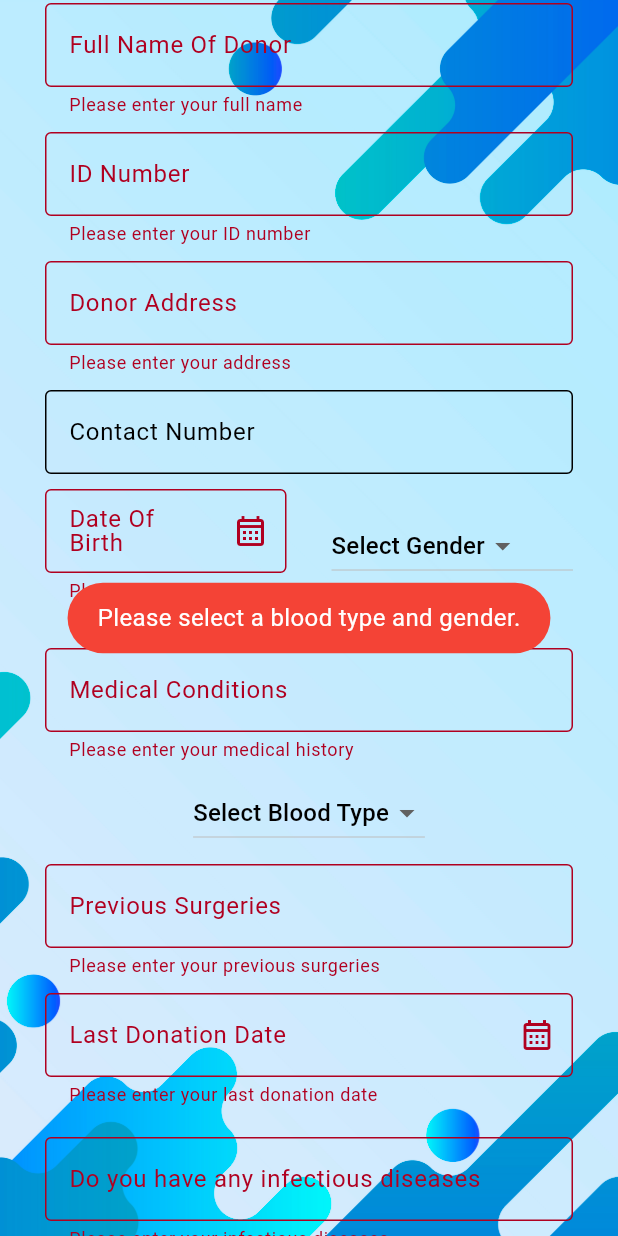
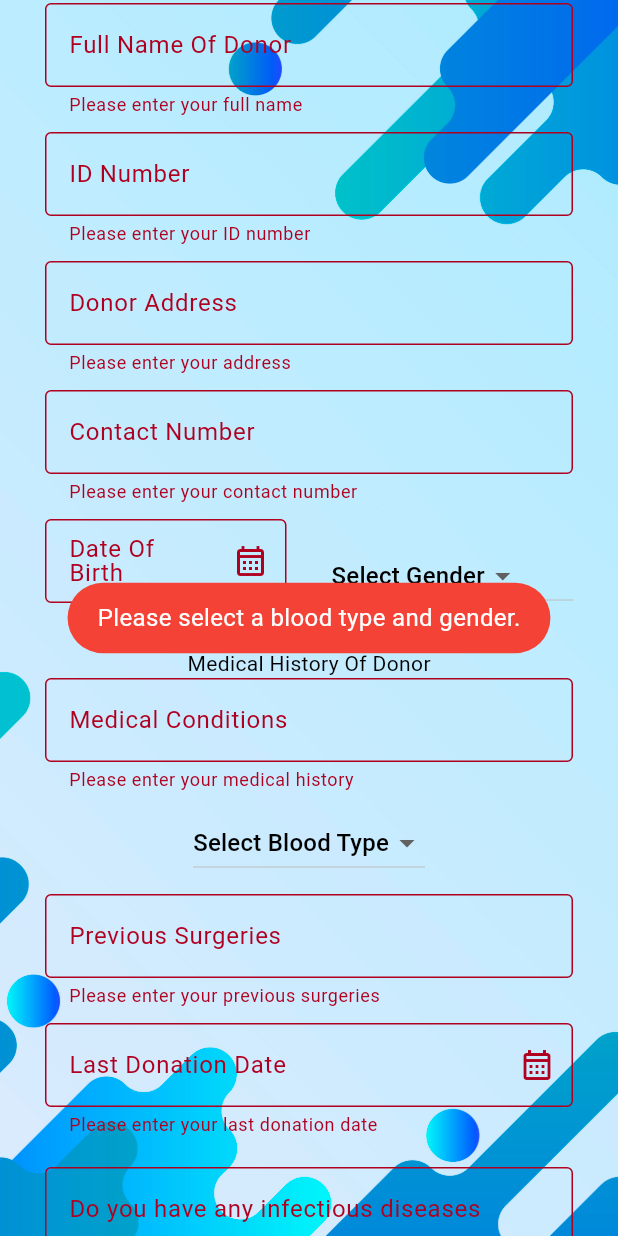
Before and after one commit to ChathuraJayakody/Sathkara-the_organ_donation_app, a Flutter app: the BloodDonationFormPage screen opened directly, scrolled down 124 dp, after a tap on "SUBMIT", on a phone screen of 412 x 824 dp. Run offline on Flutter 3.47's test engine with Material 3 defaults, Android fonts, the phone set to English and light mode, and no system bars; our stand-ins replace cloud_firestore, firebase_auth, firebase_core, fluttertoast, get, google_maps_flutter and 3 more; accounts and stored records are empty.

Commit message:
Created collection on firebase to store blood donar details

```diff
--- a/lib/Drawer/drawer.dart
+++ b/lib/Drawer/drawer.dart
@@ -34,7 +34,7 @@ class MyDrawer extends StatelessWidget {
               "C.Jayakody",
               style: TextStyle(fontSize: 18, fontWeight: FontWeight.bold),
             ),
-            accountEmail: const Text("pjayakody@gmail.com"),
+            accountEmail: const Text("chathura@gmail.com"),
             currentAccountPicture: CircleAvatar(
               backgroundColor: Colors.white,
               child: ClipOval(
--- /dev/null
+++ b/lib/Models/bloodDonarDetails.dart
@@ -0,0 +1,62 @@
+class Blooddonardetails {
+  String? id;
+  String? name;
+  String? idNum;
+  String? address;
+  String? phoneNum;
+  DateTime? dateOfBirth;
+  String? gender;
+  String? medicalCondition;
+  String? bloodType;
+  String? previousSurgeries;
+  DateTime? lastDonatedDate;
+  String? anyDiseases;
+
+  Blooddonardetails({
+    required this.id,
+    required this.name,
+    required this.idNum,
+    required this.address,
+    required this.phoneNum,
+    required this.dateOfBirth,
+    required this.gender,
+    required this.medicalCondition,
+    required this.bloodType,
+    required this.previousSurgeries,
+    required this.lastDonatedDate,
+    required this.anyDiseases
+  });
+
+  // convert a map to a donarDetails object
+  factory Blooddonardetails.fromJson(Map<String, dynamic> doc, String id){
+    return Blooddonardetails(
+      id: id,
+      name: doc['name'],
+      idNum: doc['idNum'],
+      address: doc['address'],
+      phoneNum: doc['phoneNum'],
+      dateOfBirth: doc['dateOfBirth'].toDate(),
+      gender: doc['gender'],
+      medicalCondition: doc['medicalCondition'],
+      bloodType: doc['bloodType'],
+      previousSurgeries: doc['previousSurgeries'],
+      lastDonatedDate: doc['lastDonatedDate'].toDate(),
+      anyDiseases: doc['anyDiseases']
+    );
+  }
+
+  // convert the donarDetails object to a map
+  Map<String, dynamic> toJson() => {
+    'name': name,
+    'idNum': idNum,
+    'address': address,
+    'phoneNum': phoneNum,
+    'dateOfBirth': dateOfBirth,
+    'gender': gender,
+    'medicalCondition': medicalCondition,
+    'bloodType': bloodType,
+    'previousSurgeries': previousSurgeries,
+    'lastDonatedDate': lastDonatedDate,
+    'anyDiseases': anyDiseases
+  };
+}
--- a/lib/Screens/registerForm.dart
+++ b/lib/Screens/registerForm.dart
@@ -372,6 +372,8 @@ class _RegisterFormPageState extends State<RegisterFormPage> {
                               _reasonController.text
                             );
 
+
+
                             _fullNameController.clear();
                             _idNumberController.clear();
                             _addressController.clear();
@@ -489,7 +491,7 @@ Future openDialog(BuildContext context) => showDialog(
             ),
 
             ElevatedButton(onPressed: () {
-
+                Fluttertoast.showToast(msg: "Successfully Organ Donar Registered", toastLength: Toast.LENGTH_SHORT, gravity: ToastGravity.CENTER, timeInSecForIosWeb: 2, backgroundColor: Colors.green, textColor: Colors.white, fontSize: 16.0);
 
                   Navigator.of(context).pop();
 
--- a/lib/Screens/registerForm2.dart
+++ b/lib/Screens/registerForm2.dart
@@ -2,6 +2,7 @@ import 'package:flutter/material.dart';
 import 'package:fluttertoast/fluttertoast.dart';
 
 import 'package:intl/intl.dart';
+import 'package:organ_donation_app/Services/saveBloodDonarDetails.dart';
 import 'package:organ_donation_app/theme/ThemeProvider.dart';
 import 'package:provider/provider.dart';
 
@@ -15,11 +16,20 @@ class BloodDonationFormPage extends StatefulWidget {
 class _BloodDonationFormPageState extends State<BloodDonationFormPage> {
   String _selectedBloodType = 'Select Blood Type';
   String _selectedGender = 'Select Gender';
+   DateTime _selectedBirthDate = DateTime.now();
+   DateTime _selectedLastDonatedDate = DateTime.now();
 
   final _formKey = GlobalKey<FormState>();
 
-  final TextEditingController _dateController = TextEditingController();
+  final TextEditingController _nameController = TextEditingController();
+  final TextEditingController _idController = TextEditingController();
+  final TextEditingController _addressController = TextEditingController();
+  final TextEditingController _birthDateController = TextEditingController();
   final TextEditingController _dateLastDonated = TextEditingController();
+  final TextEditingController _phoneController = TextEditingController();
+  final TextEditingController _medicalConditionController = TextEditingController();
+  final TextEditingController _previousSurgeriesController = TextEditingController();
+  final TextEditingController _anyDiseasesController = TextEditingController();
   DateTime? _selectedDate;
   DateTime? _lastDonatedDate;
 
@@ -52,7 +62,7 @@ class _BloodDonationFormPageState extends State<BloodDonationFormPage> {
       setState(() {
         _selectedDate = picked;
 
-        _dateController.text = DateFormat.yMd().format(_selectedDate!);
+        _birthDateController.text = DateFormat.yMd().format(_selectedDate!);
       });
     }
   }
@@ -110,6 +120,7 @@ class _BloodDonationFormPageState extends State<BloodDonationFormPage> {
                         height: 20,
                       ),
                       TextFormField(
+                        controller: _nameController,
                         onChanged: (value) {
                           setState(() {
                             if (value.isNotEmpty) {
@@ -131,6 +142,7 @@ class _BloodDonationFormPageState extends State<BloodDonationFormPage> {
                         height: 10,
                       ),
                       TextFormField(
+                        controller: _idController,
                         onChanged: (value) {
                           setState(() {
                             if (value.isNotEmpty) {
@@ -152,6 +164,7 @@ class _BloodDonationFormPageState extends State<BloodDonationFormPage> {
                         height: 10,
                       ),
                       TextFormField(
+                        controller: _addressController,
                         onChanged: (value) {
                           setState(() {
                             if (value.isNotEmpty) {
@@ -173,6 +186,13 @@ class _BloodDonationFormPageState extends State<BloodDonationFormPage> {
                         height: 10,
                       ),
                       TextFormField(
+                        validator: (value) {
+                          if (value == null || value.isEmpty) {
+                            return 'Please enter your contact number';
+                          }
+                          return null;
+                        },
+                        controller: _phoneController,
                         onChanged: (value) {
                           setState(() {
                             if (value.isNotEmpty) {
@@ -192,6 +212,7 @@ class _BloodDonationFormPageState extends State<BloodDonationFormPage> {
                         children: [
                           Expanded(
                             child: TextFormField(
+
                               onChanged: (value) {
                                 setState(() {
                                   if (value.isNotEmpty) {
@@ -205,7 +226,7 @@ class _BloodDonationFormPageState extends State<BloodDonationFormPage> {
                                 }
                                 return null;
                               },
-                              controller: _dateController,
+                              controller: _birthDateController,
                               decoration: InputDecoration(
                                 label: const Text("Date Of Birth"),
                                 border: const OutlineInputBorder(),
@@ -242,6 +263,7 @@ class _BloodDonationFormPageState extends State<BloodDonationFormPage> {
                       ),
                       const Text("Medical History Of Donor"),
                       TextFormField(
+                        controller: _medicalConditionController,
                         onChanged: (value) {
                           setState(() {
                             if (value.isNotEmpty) {
@@ -283,6 +305,7 @@ class _BloodDonationFormPageState extends State<BloodDonationFormPage> {
                         height: 10,
                       ),
                       TextFormField(
+                        controller: _previousSurgeriesController,
                         onChanged: (value) {
                           setState(() {
                             if (value.isNotEmpty) {
@@ -337,6 +360,7 @@ class _BloodDonationFormPageState extends State<BloodDonationFormPage> {
                         height: 10,
                       ),
                       TextFormField(
+                        controller: _anyDiseasesController,
                         onChanged: (value) {
                           setState(() {
                             if (value.isNotEmpty) {
@@ -366,15 +390,50 @@ class _BloodDonationFormPageState extends State<BloodDonationFormPage> {
                           width: 200,
                           height: 50,
                           child: ElevatedButton(
-                            onPressed: () {
+                            onPressed: () async{
                               if (_formKey.currentState!.validate() &&
                                       _selectedBloodType !=
-                                          'Select Blood Type' ||
+                                          'Select Blood Type' &&
                                   _selectedGender != 'Select Gender') {
+
+                                await Saveblooddonardetails().addBloodDonarDetails(
+                                  _nameController.text,
+                                  _idController.text,
+                                  _addressController.text,
+                                  _phoneController.text,
+                                  _selectedBirthDate,
+                                  _selectedGender,
+                                  _medicalConditionController.text,
+                                  _selectedBloodType,
+                                  _previousSurgeriesController.text,
+                                  _selectedLastDonatedDate,
+                                  _anyDiseasesController.text,
+
+                                );
+
+
+
+                                _nameController.clear();
+                                _idController.clear();
+                                _addressController.clear();
+                                _phoneController.clear();
+                                _medicalConditionController.clear();
+                                _previousSurgeriesController.clear();
+                                _anyDiseasesController.clear();
+                                _birthDateController.clear();
+                                _dateLastDonated.clear();
+                                _selectedBirthDate = DateTime.now();
+                                _selectedLastDonatedDate = DateTime.now();
+
+                                setState(() {
+                                  _selectedGender = 'Select Gender';
+                                  _selectedBloodType = 'Select Blood Type';
+                                });
+
                                 openDialog(context);
                               }
 
-                              if (_selectedBloodType == 'Select Blood Type' ||
+                              else if (_selectedBloodType == 'Select Blood Type' ||
                                   _selectedGender == 'Select Gender') {
                                 Fluttertoast.showToast(
                                     msg:
@@ -475,6 +534,7 @@ class _BloodDonationFormPageState extends State<BloodDonationFormPage> {
                     ),
                     ElevatedButton(
                       onPressed: () {
+                        Fluttertoast.showToast(msg: "Donor Registered Successfully", toastLength: Toast.LENGTH_SHORT, gravity: ToastGravity.CENTER, timeInSecForIosWeb: 2, backgroundColor: Colors.green, textColor: Colors.white, fontSize: 16.0);
                         Navigator.of(context).pop();
                       },
                       style: const ButtonStyle(
--- a/lib/Services/saveOrganDonarDetails.dart
+++ b/lib/Services/saveOrganDonarDetails.dart
@@ -1,4 +1,5 @@
 import 'package:cloud_firestore/cloud_firestore.dart';
+import 'package:fluttertoast/fluttertoast.dart';
 import 'package:organ_donation_app/Models/organDonarDetails.dart';
 
 class Saveorgandonardetails {
@@ -33,7 +34,6 @@ class Saveorgandonardetails {
       // add the donarDetails document to Firestore
       await _collectionReference.add(donarData);
 
-      print("Data saved successfully");
 
     }catch(e){
       print("Error $e");
--- a/lib/users/registerPage.dart
+++ b/lib/users/registerPage.dart
@@ -131,6 +131,9 @@ TextEditingController passwordController = TextEditingController();
                   width: 500,
                   height: 60,
                   child: ElevatedButton(
+                    style: ElevatedButton.styleFrom(
+                      backgroundColor: const Color.fromARGB(255, 1, 31, 75),
+                    ),
                     onPressed: () async{
                       dynamic result = await _auth.registerWithEmailAndPassword(email, password);
 
@@ -143,7 +146,7 @@ TextEditingController passwordController = TextEditingController();
                         Navigator.of(context).pushReplacement(MaterialPageRoute(builder: (context) => const Loginpage(),));
                       }
                     },
-                    child: const Text("Register",style: TextStyle(fontSize: 20),
+                    child: const Text("Register",style: TextStyle(fontSize: 20, color: Colors.white),
                     ),
                   ),
                 ),
--- a/pubspec.yaml
+++ b/pubspec.yaml
@@ -47,10 +47,7 @@ dependencies:
   intl: ^0.20.1
   hive_flutter: ^1.1.0
   lottie: ^3.3.1
-<<<<<<< HEAD
   cloud_firestore: ^5.6.1
-=======
->>>>>>> 732865159a93954da0db15f86b66e14610632a3d
   get: ^4.6.6
   google_maps_flutter: ^2.10.0
   geocoding: ^3.0.0
```
Also changed, not shown: lib/Services/saveBloodDonarDetails.dart (added, +42 -0 lines), lib/theme/Theme.dart (+0 -36 lines), lib/users/loginPage.dart (+6 -1 lines), pubspec.lock.
